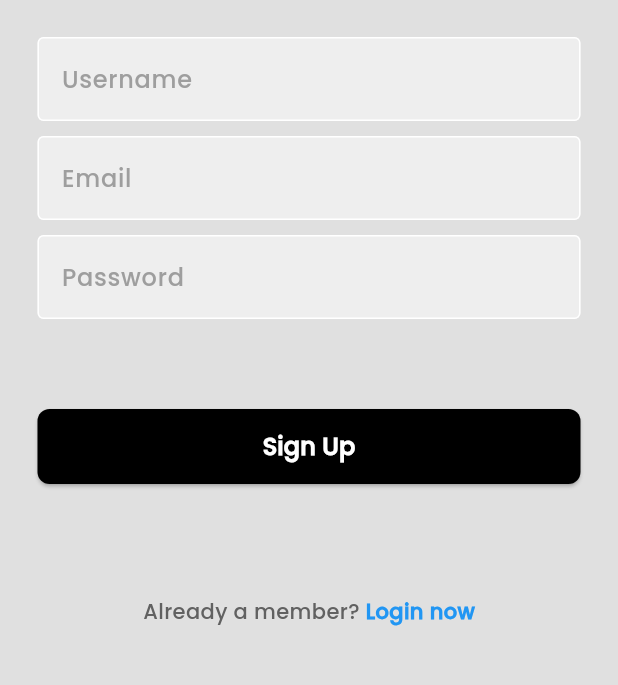
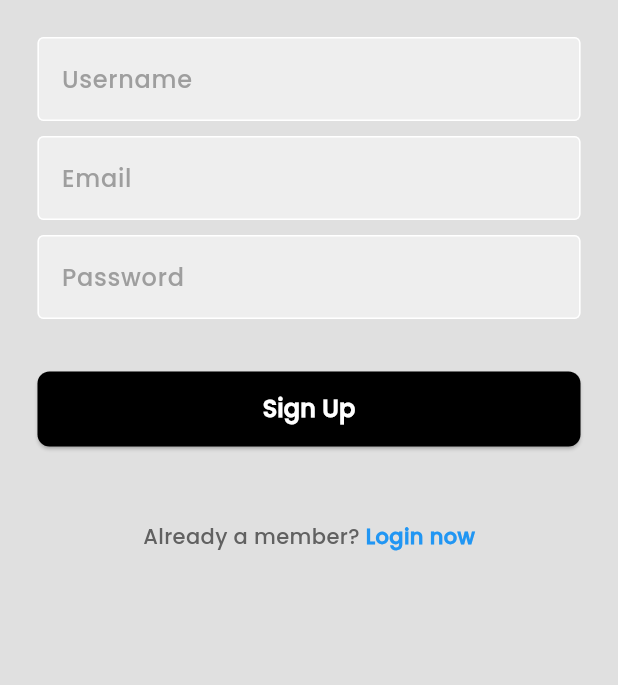
Before and after one commit to gajjarvatsall/programming-hacks, a Flutter app: the screen it shows after launch, after a tap on "Register now", on a phone screen of 412 x 824 dp, the part 335-1020 px from its top. Run offline on Flutter 3.47's test engine with Material 2 defaults, Android fonts, the phone set to English and light mode, and no system bars; our stand-ins replace awesome_snackbar_content, bloc, equatable, flutter_bloc, flutter_card_swiper, form_builder_validators and 2 more; accounts and stored records are empty; network calls fail.

Commit message:
[ADD] Refactored the code of auth flow, added and custmized package for snackbar, refactored the buttons

```diff
--- a/lib/modules/auth/login_screen.dart
+++ b/lib/modules/auth/login_screen.dart
@@ -1,13 +1,16 @@
+import 'package:awesome_snackbar_content/awesome_snackbar_content.dart';
 import 'package:flutter/material.dart';
 import 'package:flutter_bloc/flutter_bloc.dart';
+import 'package:form_builder_validators/form_builder_validators.dart';
 import 'package:programming_hacks/modules/auth/bloc/auth_bloc.dart';
 import 'package:programming_hacks/modules/auth/bloc/auth_state.dart';
 import 'package:programming_hacks/widgets/custom_button.dart';
 import 'package:programming_hacks/widgets/custom_textfield.dart';
+import 'package:programming_hacks/widgets/snackbar.dart';
 import 'package:programming_hacks/widgets/square_tile.dart';
 
 class LoginScreen extends StatefulWidget {
-  LoginScreen({super.key});
+  const LoginScreen({super.key});
 
   @override
   State<LoginScreen> createState() => _LoginScreenState();
@@ -18,6 +21,9 @@ class _LoginScreenState extends State<LoginScreen> {
   final emailController = TextEditingController();
 
   final passwordController = TextEditingController();
+
+  //form key
+  final formKey = GlobalKey<FormState>();
 
   @override
   void dispose() {
@@ -33,21 +39,29 @@ class _LoginScreenState extends State<LoginScreen> {
       body: BlocConsumer<AuthUserBloc, AuthUserState>(
         listener: (context, state) {
           if (state is UserLoginLoadedState) {
+            showSnackBar(
+              context,
+              'Successfully logged in',
+              null,
+              ContentType.success,
+            );
             Navigator.pushNamedAndRemoveUntil(
                 context, '/homeScreen', (route) => false);
           }
           if (state is UserLoginErrorState) {
-            ScaffoldMessenger.of(context).showSnackBar(
-              SnackBar(
-                duration: const Duration(seconds: 3),
-                content: Text(state.errorMsg),
-              ),
+            showSnackBar(
+              context,
+              state.errorMsg,
             );
           }
         },
         builder: (context, state) {
           return Center(
+            child: Form(
+              key: formKey,
+              autovalidateMode: AutovalidateMode.disabled,
               child: ListView(
+                padding: const EdgeInsets.symmetric(horizontal: 25.0),
                 children: [
                   const SizedBox(height: 50),
 
@@ -73,27 +87,41 @@ class _LoginScreenState extends State<LoginScreen> {
                   const SizedBox(height: 25),
 
                   // username textfield
-                MyTextField(
+                  CustomTextField(
                     controller: emailController,
                     hintText: 'Email',
-                  obscureText: false,
+                    textInputAction: TextInputAction.next,
+                    textInputType: TextInputType.emailAddress,
+                    validator: FormBuilderValidators.compose([
+                      /// Makes this field required
+                      FormBuilderValidators.required(
+                          errorText: 'Email is required'),
+                      FormBuilderValidators.email(
+                          errorText: 'Please Provide a Valid Email ID'),
+                    ]),
                   ),
 
                   const SizedBox(height: 10),
 
                   // password textfield
-                MyTextField(
+                  CustomTextField(
                     controller: passwordController,
                     hintText: 'Password',
                     obscureText: true,
+                    textInputAction: TextInputAction.done,
+                    textInputType: TextInputType.visiblePassword,
+                    validator: FormBuilderValidators.compose([
+                      /// Makes this field required
+                      FormBuilderValidators.required(
+                        errorText: 'Password is required',
+                      ),
+                    ]),
                   ),
 
                   const SizedBox(height: 10),
 
                   // forgot password?
-                Padding(
-                  padding: const EdgeInsets.symmetric(horizontal: 25.0),
-                  child: Row(
+                  Row(
                     mainAxisAlignment: MainAxisAlignment.end,
                     children: [
                       Text(
@@ -102,7 +130,6 @@ class _LoginScreenState extends State<LoginScreen> {
                       ),
                     ],
                   ),
-                ),
 
                   const SizedBox(height: 25),
 
@@ -110,9 +137,14 @@ class _LoginScreenState extends State<LoginScreen> {
                   // if (state is UserLoginLoadingState)
                   CustomButton(
                     onTap: () {
-                    BlocProvider.of<AuthUserBloc>(context).add(UserLoginEvent(
+                      if (formKey.currentState!.validate()) {
+                        BlocProvider.of<AuthUserBloc>(context).add(
+                          UserLoginEvent(
                             email: emailController.text,
-                        password: passwordController.text));
+                            password: passwordController.text,
+                          ),
+                        );
+                      }
                     },
                     text: 'Login',
                     isLoading: (state is UserLoginLoadingState) ? true : false,
@@ -121,9 +153,7 @@ class _LoginScreenState extends State<LoginScreen> {
                   const SizedBox(height: 50),
 
                   // or continue with
-                Padding(
-                  padding: const EdgeInsets.symmetric(horizontal: 25.0),
-                  child: Row(
+                  Row(
                     children: [
                       Expanded(
                         child: Divider(
@@ -146,17 +176,17 @@ class _LoginScreenState extends State<LoginScreen> {
                       ),
                     ],
                   ),
-                ),
 
                   const SizedBox(height: 50),
 
                   // google + apple sign in buttons
-                Row(
+                  const Row(
                     mainAxisAlignment: MainAxisAlignment.center,
-                    children: const [
+                    children: [
                       // google button
                       SquareTile(imagePath: 'assets/images/google.png'),
-                    ]),
+                    ],
+                  ),
 
                   const SizedBox(height: 50),
 
@@ -186,6 +216,7 @@ class _LoginScreenState extends State<LoginScreen> {
                   )
                 ],
               ),
+            ),
           );
         },
       ),
--- a/lib/modules/auth/signup_screen.dart
+++ b/lib/modules/auth/signup_screen.dart
@@ -1,40 +1,70 @@
+import 'package:awesome_snackbar_content/awesome_snackbar_content.dart';
 import 'package:flutter/material.dart';
 import 'package:flutter_bloc/flutter_bloc.dart';
+import 'package:form_builder_validators/form_builder_validators.dart';
 import 'package:programming_hacks/modules/auth/bloc/auth_bloc.dart';
 import 'package:programming_hacks/modules/auth/bloc/auth_state.dart';
 import 'package:programming_hacks/widgets/custom_button.dart';
 import 'package:programming_hacks/widgets/custom_textfield.dart';
+import 'package:programming_hacks/widgets/snackbar.dart';
 
-class SignupScreen extends StatelessWidget {
-  SignupScreen({super.key});
+class SignupScreen extends StatefulWidget {
+  const SignupScreen({super.key});
 
+  @override
+  State<SignupScreen> createState() => _SignupScreenState();
+}
+
+class _SignupScreenState extends State<SignupScreen> {
   final usernameController = TextEditingController();
+
   final emailController = TextEditingController();
+
   final passwordController = TextEditingController();
+
+  //form key
+  final _formKey = GlobalKey<FormState>();
+
+  @override
+  void dispose() {
+    usernameController.dispose();
+    emailController.dispose();
+    passwordController.dispose();
+    super.dispose();
+  }
 
   @override
   Widget build(BuildContext context) {
     return Scaffold(
       backgroundColor: Colors.grey[300],
-      body: SafeArea(
-        child: BlocConsumer<AuthUserBloc, AuthUserState>(
+      body: BlocConsumer<AuthUserBloc, AuthUserState>(
         listener: (context, state) {
           if (state is UserSignupLoadedState) {
+            showSnackBar(
+              context,
+              'Successfully Signed Up',
+              null,
+              ContentType.success,
+            );
             Navigator.pushNamedAndRemoveUntil(
-                  context, '/homeScreen', (route) => false);
+              context,
+              '/homeScreen',
+              (route) => false,
+            );
           }
           if (state is UserSignupErrorState) {
-              ScaffoldMessenger.of(context).showSnackBar(
-                SnackBar(
-                  duration: const Duration(seconds: 3),
-                  content: Text(state.errorMsg),
-                ),
+            showSnackBar(
+              context,
+              state.errorMsg,
             );
           }
         },
         builder: (context, state) {
           return Center(
+            child: Form(
+              key: _formKey,
               child: ListView(
+                padding: const EdgeInsets.symmetric(horizontal: 25.0),
                 children: [
                   const SizedBox(height: 50),
                   const Icon(
@@ -58,44 +88,73 @@ class SignupScreen extends StatelessWidget {
                   const SizedBox(height: 25),
 
                   // username textfield
-                  MyTextField(
+                  CustomTextField(
                     controller: usernameController,
                     hintText: 'Username',
-                    obscureText: false,
+                    textInputAction: TextInputAction.next,
+                    textInputType: TextInputType.text,
+                    validator: FormBuilderValidators.compose(
+                      [
+                        /// Makes this field required
+                        FormBuilderValidators.required(
+                            errorText: 'Username is required'),
+                      ],
+                    ),
                   ),
 
                   const SizedBox(height: 10),
 
                   // email textfield
-                  MyTextField(
+                  CustomTextField(
                     controller: emailController,
                     hintText: 'Email',
-                    obscureText: false,
+                    textInputAction: TextInputAction.next,
+                    textInputType: TextInputType.emailAddress,
+                    validator: FormBuilderValidators.compose([
+                      /// Makes this field required
+                      FormBuilderValidators.required(
+                          errorText: 'Email is required'),
+                      FormBuilderValidators.email(
+                          errorText: 'Please Provide a Valid Email ID'),
+                    ]),
                   ),
-
                   const SizedBox(height: 10),
 
                   // password textfield
-                  MyTextField(
+                  CustomTextField(
                     controller: passwordController,
                     hintText: 'Password',
                     obscureText: true,
+                    textInputAction: TextInputAction.done,
+                    textInputType: TextInputType.visiblePassword,
+                    validator: FormBuilderValidators.compose([
+                      /// Makes this field required
+                      FormBuilderValidators.required(
+                        errorText: 'Password is required',
+                      ),
+                    ]),
                   ),
 
-                  const SizedBox(height: 10),
-
-                  const SizedBox(height: 25),
+                  const SizedBox(height: 35),
 
                   // sign up button
                   CustomButton(
                     onTap: () {
-                      BlocProvider.of<AuthUserBloc>(context).add(
+                      if (_formKey.currentState!.validate()) {
+                        context.read<AuthUserBloc>().add(
                               UserSignUpEvent(
                                 name: usernameController.text,
                                 email: emailController.text,
-                              password: passwordController.text));
+                                password: passwordController.text,
+                              ),
+                            );
+                      }
                     },
                     text: 'Sign Up',
+                    isLoading: (state is UserSignupLoadingState ||
+                            state is UserSignupErrorState)
+                        ? true
+                        : false,
                   ),
 
                   const SizedBox(height: 50),
@@ -126,9 +185,9 @@ class SignupScreen extends StatelessWidget {
                   )
                 ],
               ),
+            ),
           );
         },
-        ),
       ),
     );
   }
--- a/lib/widgets/custom_button.dart
+++ b/lib/widgets/custom_button.dart
@@ -14,8 +14,7 @@ class CustomButton extends StatelessWidget {
 
   @override
   Widget build(BuildContext context) {
-    return Container(
-      margin: const EdgeInsets.all(25.0),
+    return SizedBox(
       width: double.infinity,
       height: 50,
       child: ElevatedButton(
--- a/lib/widgets/custom_textfield.dart
+++ b/lib/widgets/custom_textfield.dart
@@ -1,25 +1,34 @@
 import 'package:flutter/material.dart';
 
-class MyTextField extends StatelessWidget {
-  final controller;
+class CustomTextField extends StatelessWidget {
+  final TextEditingController controller;
   final String hintText;
   final bool obscureText;
+  final TextInputType? textInputType;
+  final TextInputAction? textInputAction;
+  final String? Function(String?)? validator;
 
-  const MyTextField({
-    super.key,
+  const CustomTextField({
+    this.textInputType,
+    this.textInputAction,
+    this.obscureText = false,
     required this.controller,
     required this.hintText,
-    required this.obscureText,
+    super.key,
+    this.validator,
   });
 
   @override
   Widget build(BuildContext context) {
-    return Padding(
-      padding: const EdgeInsets.symmetric(horizontal: 25.0),
-      child: TextField(
+    return TextFormField(
       controller: controller,
       obscureText: obscureText,
+      keyboardType: textInputType,
+      textInputAction: textInputAction,
+      validator: validator,
+      // magnifierConfiguration: TextMagnifierConfiguration(),
       decoration: InputDecoration(
+        border: InputBorder.none,
         enabledBorder: const OutlineInputBorder(
           borderSide: BorderSide(color: Colors.white),
         ),
@@ -27,9 +36,16 @@ class MyTextField extends StatelessWidget {
           borderSide: BorderSide(color: Colors.grey.shade400),
         ),
         fillColor: Colors.grey.shade200,
+        errorBorder: OutlineInputBorder(
+          borderSide: BorderSide(color: Colors.red.shade500),
+        ),
+        // errorText: 'Enter email',
+        errorStyle: TextStyle(color: Colors.red.shade500),
         filled: true,
         hintText: hintText,
-            hintStyle: TextStyle(color: Colors.grey[500])),
+        hintStyle: TextStyle(
+          color: Colors.grey[500],
+        ),
       ),
     );
   }
--- /dev/null
+++ b/lib/widgets/snackbar.dart
@@ -0,0 +1,28 @@
+import 'package:awesome_snackbar_content/awesome_snackbar_content.dart';
+import 'package:flutter/material.dart';
+
+showSnackBar(
+  BuildContext context,
+  String message, [
+  String? title,
+  ContentType? contentType,
+]) {
+  final snackBar = SnackBar(
+    /// need to set following properties for best effect of awesome_snackbar_content
+    elevation: 0,
+    width: double.infinity,
+    behavior: SnackBarBehavior.floating,
+    backgroundColor: Colors.transparent,
+    content: AwesomeSnackbarContent(
+      title: title ?? 'On Snap!',
+      message: message,
+
+      /// change contentType to ContentType.success, ContentType.warning or ContentType.help for variants
+      contentType: contentType ?? ContentType.failure,
+    ),
+  );
+
+  ScaffoldMessenger.of(context)
+    ..hideCurrentSnackBar()
+    ..showSnackBar(snackBar);
+}
--- a/pubspec.yaml
+++ b/pubspec.yaml
@@ -42,6 +42,8 @@ dependencies:
   equatable: ^2.0.5
   flutter_card_swiper: ^5.1.0
   glassmorphism: ^3.0.0
+  form_builder_validators: ^9.0.0
+  awesome_snackbar_content: ^0.1.3
 
 dev_dependencies:
   flutter_test:
```
Also changed, not shown: lib/modules/auth/bloc/auth_bloc.dart (+5 -10 lines), lib/modules/home/view.dart (+43 -23 lines). Lines whose indentation alone changed are shown as unchanged.
